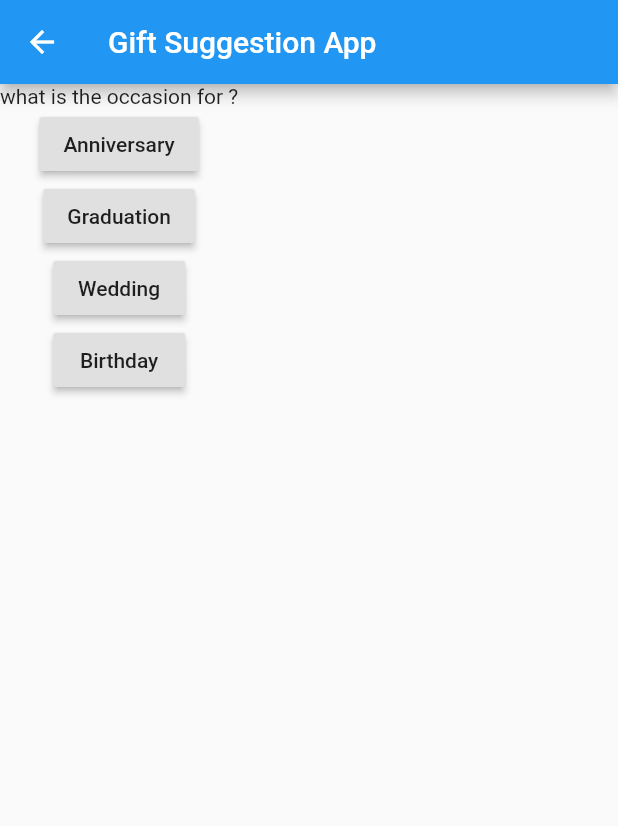
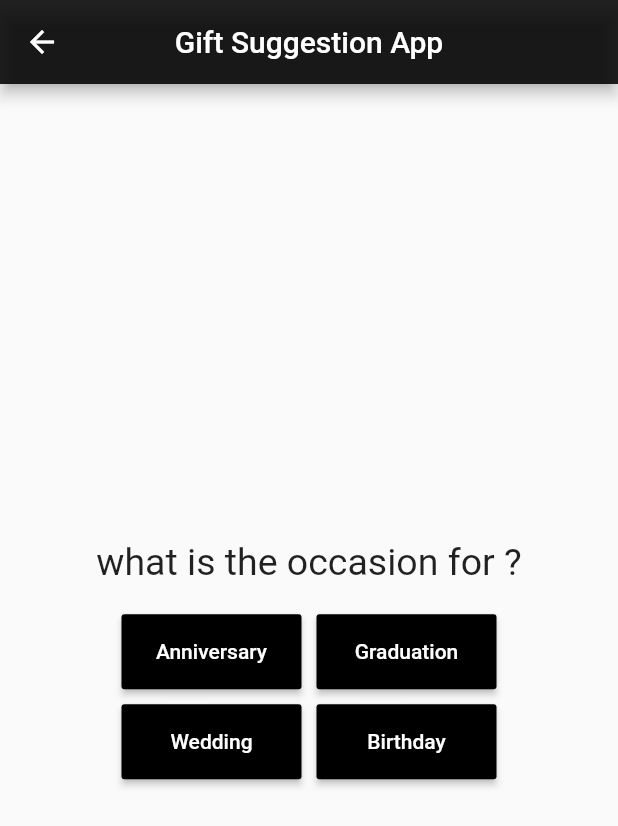
Before and after one commit to Maanaav/app-dev-1, a Flutter app: the occasion screen opened directly with empty values, on a phone screen of 412 x 824 dp. Shown: the top 826 px of the screen. Run offline on Flutter 3.47's test engine with Material 2 defaults, Android fonts, the light colour scheme and no system bars; network calls fail.

Commit message:
basic UI of app

```diff
--- a/app_dev_1/lib/main.dart
+++ b/app_dev_1/lib/main.dart
@@ -12,6 +12,7 @@ class MyApp extends StatelessWidget {
   Widget build(BuildContext context) {
     return MaterialApp(
       title: 'Gift suggestion',
+      debugShowCheckedModeBanner: false,
       theme: ThemeData(
         primarySwatch: Colors.blue,
       ),
--- a/app_dev_1/lib/screen/occasion.dart
+++ b/app_dev_1/lib/screen/occasion.dart
@@ -26,40 +26,98 @@ class _occasionState extends State<occasion> {
     return Scaffold(
       appBar: AppBar(
         title: const Text('Gift Suggestion App'),
+        backgroundColor: Colors.black87,
+        centerTitle: true,
       ),
       body: Container(
+        padding: const EdgeInsets.all(20),
+        height: MediaQuery.of(context).size.height,
+        width: MediaQuery.of(context).size.width,
         child: Column(
+          mainAxisAlignment: MainAxisAlignment.center,
+          crossAxisAlignment: CrossAxisAlignment.center,
           children: [
             Text(
               '${questions[1]} for ${widget.answer}?',
+              style: const TextStyle(fontSize: 25),
             ),
-            RaisedButton(
-              child: const Text('Anniversary'),
+            const SizedBox(height: 20),
+            Row(
+              mainAxisAlignment: MainAxisAlignment.center,
+              crossAxisAlignment: CrossAxisAlignment.center,
+              children: [
+                SizedBox(
+                  width: 120,
+                  height: 50,
+                  child: RaisedButton(
+                    color: Colors.black,
+                    child: const Text(
+                      'Anniversary',
+                      style: TextStyle(color: Colors.white),
+                    ),
                     onPressed: () {
                       answer = 'anniversary';
                       occasionSelected();
                     },
                   ),
-            RaisedButton(
-              child: const Text('Graduation'),
+                ),
+                const SizedBox(
+                  width: 10,
+                ),
+                SizedBox(
+                  width: 120,
+                  height: 50,
+                  child: RaisedButton(
+                    color: Colors.black,
+                    child: const Text(
+                      'Graduation',
+                      style: TextStyle(color: Colors.white),
+                    ),
                     onPressed: () {
                       answer = 'graduation';
                       occasionSelected();
                     },
                   ),
-            RaisedButton(
-              child: const Text('Wedding'),
+                ),
+              ],
+            ),
+            const SizedBox(height: 10),
+            Row(
+              mainAxisAlignment: MainAxisAlignment.center,
+              crossAxisAlignment: CrossAxisAlignment.center,
+              children: [
+                SizedBox(
+                  width: 120,
+                  height: 50,
+                  child: RaisedButton(
+                    color: Colors.black,
+                    child: const Text(
+                      'Wedding',
+                      style: TextStyle(color: Colors.white),
+                    ),
                     onPressed: () {
                       answer = 'wedding';
                       occasionSelected();
                     },
                   ),
-            RaisedButton(
-              child: const Text('Birthday'),
+                ),
+                const SizedBox(
+                  width: 10,
+                ),
+                SizedBox(
+                  width: 120,
+                  height: 50,
+                  child: RaisedButton(
+                    color: Colors.black,
+                    child: const Text('Birthday',
+                      style: TextStyle(color: Colors.white),),
                     onPressed: () {
                       answer = 'birthday';
                       occasionSelected();
                     },
+                  ),
+                ),
+              ],
             ),
           ],
         ),
```
Also changed, not shown: app_dev_1/lib/screen/recipient.dart (+40 -6 lines), app_dev_1/lib/screen/suggestion.dart (+13 -4 lines). Lines whose indentation alone changed are shown as unchanged.
